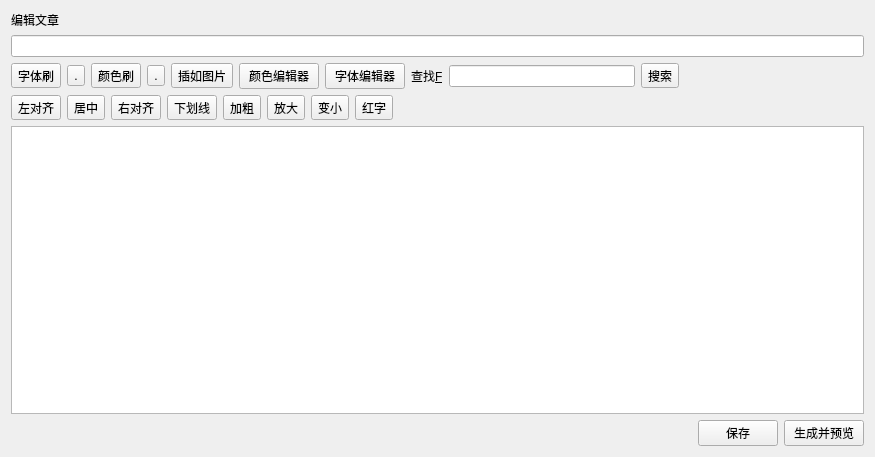
This is testwidget.ui in Deviluna/MediaIDE_free as Qt 5 draws it before an edit. The edited form follows.
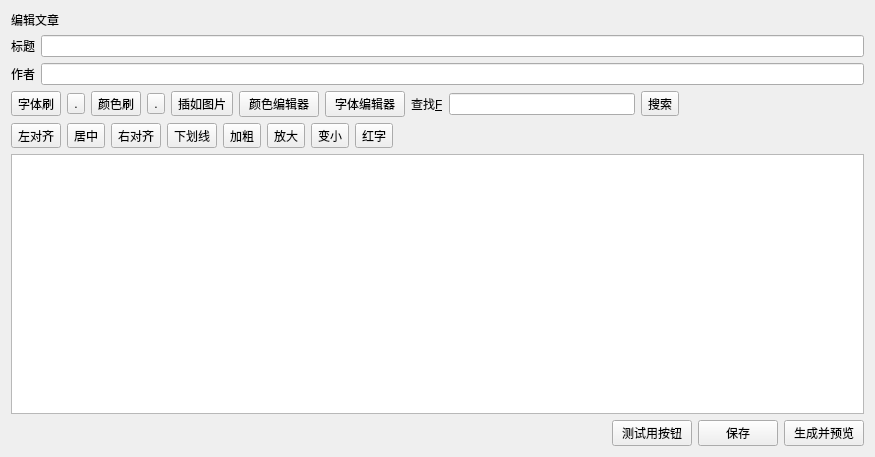
This is the edited form.

What changed in the file:
```diff
--- a/testwidget.ui
+++ b/testwidget.ui
@@ -22,7 +22,32 @@
     </widget>
    </item>
    <item>
-    <widget class="QLineEdit" name="lineEdit"/>
+    <layout class="QHBoxLayout" name="horizontalLayout_5">
+     <item>
+      <widget class="QLabel" name="label_4">
+       <property name="text">
+        <string>标题</string>
+       </property>
+      </widget>
+     </item>
+     <item>
+      <widget class="QLineEdit" name="lineEdit"/>
+     </item>
+    </layout>
+   </item>
+   <item>
+    <layout class="QHBoxLayout" name="horizontalLayout_4">
+     <item>
+      <widget class="QLabel" name="label_3">
+       <property name="text">
+        <string>作者</string>
+       </property>
+      </widget>
+     </item>
+     <item>
+      <widget class="QLineEdit" name="lineEdit_3"/>
+     </item>
+    </layout>
    </item>
    <item>
     <layout class="QHBoxLayout" name="horizontalLayout_2">
@@ -201,6 +226,13 @@
        </property>
       </spacer>
      </item>
+     <item>
+      <widget class="QPushButton" name="pushButton_5">
+       <property name="text">
+        <string>测试用按钮</string>
+       </property>
+      </widget>
+     </item>
      <item>
       <widget class="QPushButton" name="pushButton">
        <property name="text">
```
